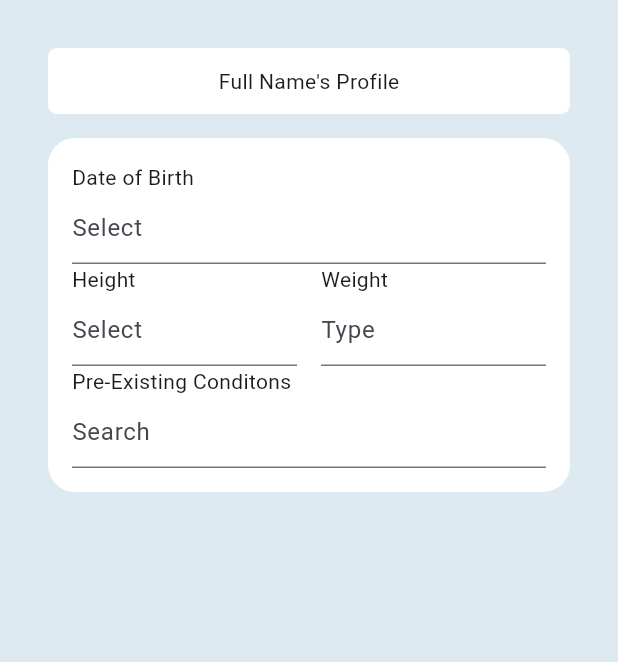
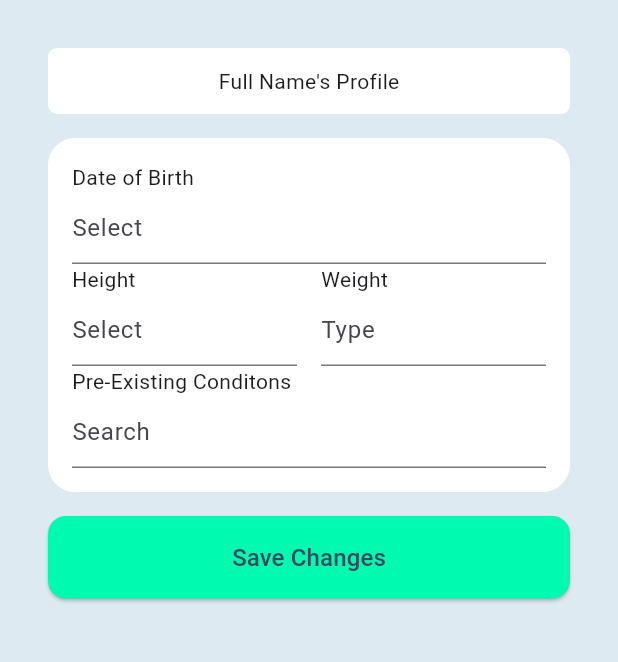
Before and after one commit to texasluminescence/medimatch, a Flutter app: the UserProfile screen opened directly, on a phone screen of 412 x 824 dp, the part 84-746 px from its top. Run offline on Flutter 3.47's test engine with Material 3 defaults, Android fonts, the phone set to English and light mode, and no system bars; our stand-ins replace image_picker, shared_preferences; missing offline and left inert: amplify_auth_cognito, amplify_flutter, flutter_barcode_scanner; accounts and stored records are empty.

Commit message:
Add Save Changes button, need to implement condition blocks for the search

```diff
--- a/lib/user_profile.dart
+++ b/lib/user_profile.dart
@@ -129,12 +129,36 @@ class _UserProfileState extends State<UserProfile> {
                       ),
                     ),
 
+                    // Container for conditions
+                    // TODO: Implement conditon blocks as seen in wireframe
+
 
                   ],
                 ),
               ),
 
+              const SizedBox(height: 16),
 
+              ElevatedButton(
+                onPressed: () {
+
+                },
+                style: ElevatedButton.styleFrom(
+                  backgroundColor: const Color(0xFF00FBB0),
+                  minimumSize: const Size(double.infinity, 50),
+                  padding: const EdgeInsets.symmetric(vertical: 16),
+                  shape: RoundedRectangleBorder(
+                    borderRadius: BorderRadius.circular(12),
+                  ),
+                ),
+                child: const Text(
+                  'Save Changes',
+                  style: TextStyle(
+                    fontSize: 16,
+                    color: Color.fromRGBO(54, 75, 96, 1)
+                  )
+                ),
+              )
             ],
           ),
         ),
```
